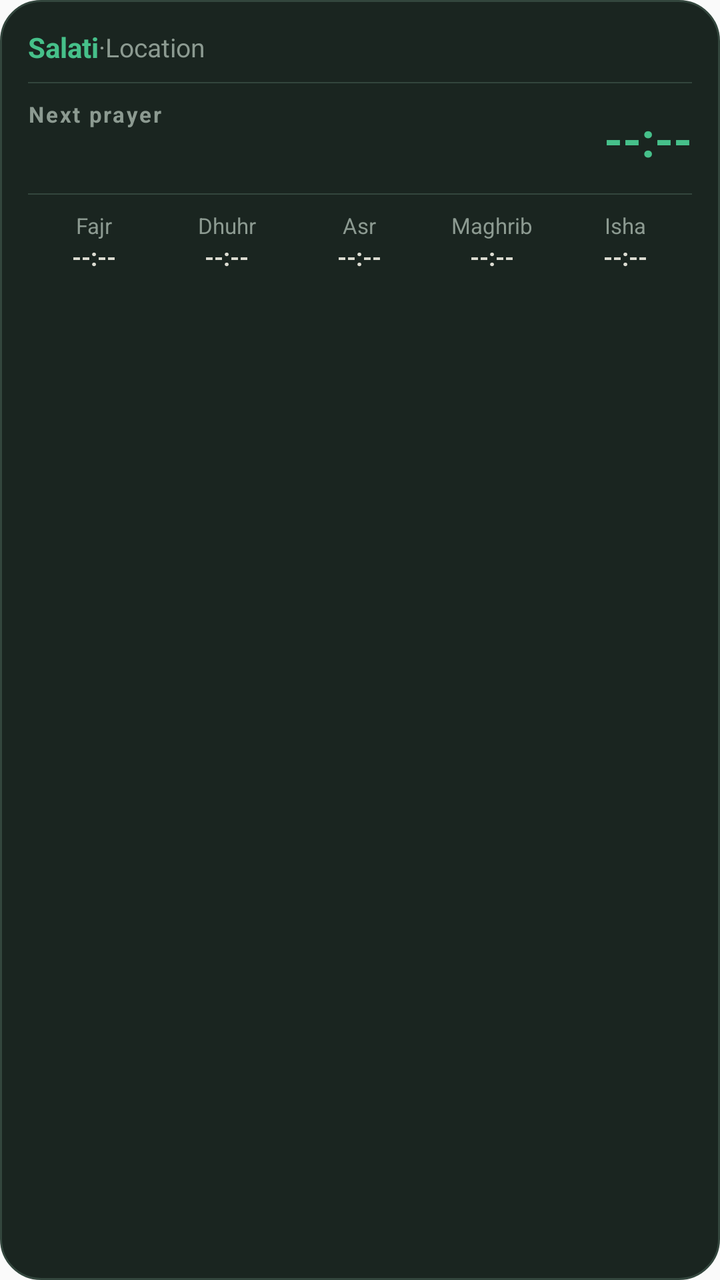
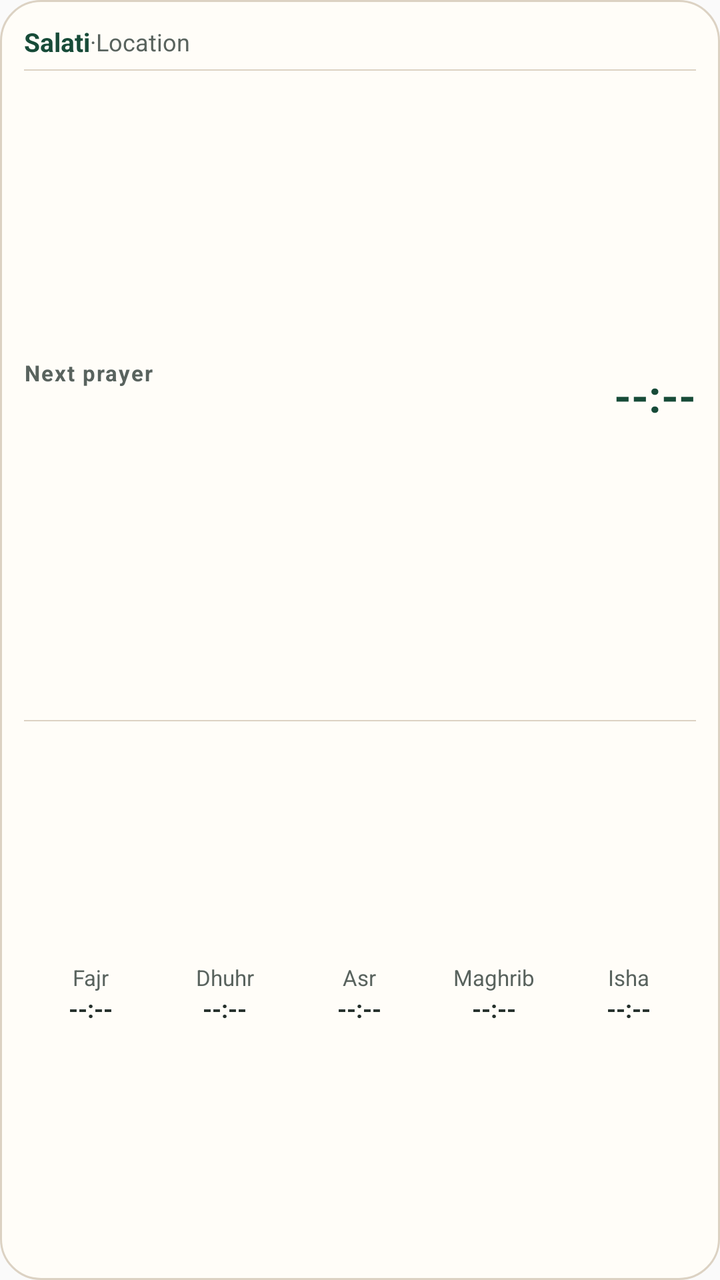

Before-and-after screenshots of an Android layout around one commit, followed by the original layout XML and the change that was made.
<!-- AndroidManifest.xml: application theme Theme.Salati -->
<!-- res/layout/salati_widget_layout.xml -->
<?xml version="1.0" encoding="utf-8"?>
<LinearLayout xmlns:android="http://schemas.android.com/apk/res/android"
    android:id="@+id/widget_root"
    android:layout_width="match_parent"
    android:layout_height="match_parent"
    android:orientation="vertical"
    android:background="@drawable/salati_widget_background"
    android:padding="14dp">

    
    <LinearLayout
        android:layout_width="match_parent"
        android:layout_height="wrap_content"
        android:orientation="horizontal"
        android:gravity="center_vertical">

        <TextView
            android:id="@+id/widget_app_title"
            android:layout_width="wrap_content"
            android:layout_height="wrap_content"
            android:text="@string/app_name"
            android:textColor="@color/salati_widget_accent"
            android:textStyle="bold"
            android:textSize="14sp" />

        <TextView
            android:layout_width="wrap_content"
            android:layout_height="wrap_content"
            android:text="@string/widget_dot"
            android:textColor="@color/salati_widget_on_surface_variant"
            android:textSize="13sp" />

        <TextView
            android:id="@+id/widget_location"
            android:layout_width="0dp"
            android:layout_height="wrap_content"
            android:layout_weight="1"
            android:text="@string/widget_location_placeholder"
            android:textColor="@color/salati_widget_on_surface_variant"
            android:textSize="13sp"
            android:maxLines="1"
            android:ellipsize="end" />

        <TextView
            android:id="@+id/widget_hijri_date"
            android:layout_width="wrap_content"
            android:layout_height="wrap_content"
            android:text=""
            android:textColor="@color/salati_widget_on_surface_variant"
            android:textSize="12sp" />
    </LinearLayout>

    <ImageView
        android:layout_width="match_parent"
        android:layout_height="0.5dp"
        android:background="@color/salati_widget_outline"
        android:layout_marginTop="8dp"
        android:layout_marginBottom="8dp"
        android:contentDescription="@null" />

    
    <LinearLayout
        android:layout_width="match_parent"
        android:layout_height="wrap_content"
        android:orientation="horizontal"
        android:gravity="center_vertical">

        <LinearLayout
            android:layout_width="0dp"
            android:layout_height="wrap_content"
            android:layout_weight="1"
            android:orientation="vertical">

            <TextView
                android:layout_width="wrap_content"
                android:layout_height="wrap_content"
                android:text="@string/widget_next_prayer"
                android:textColor="@color/salati_widget_on_surface_variant"
                android:textSize="11sp"
                android:textStyle="bold"
                android:letterSpacing="0.08" />

            <TextView
                android:id="@+id/widget_next_prayer_name"
                android:layout_width="wrap_content"
                android:layout_height="wrap_content"
                android:text=""
                android:textColor="@color/salati_widget_on_surface"
                android:textSize="18sp"
                android:textStyle="bold" />
        </LinearLayout>

        <TextView
            android:id="@+id/widget_next_prayer_time"
            android:layout_width="wrap_content"
            android:layout_height="wrap_content"
            android:text="@string/widget_placeholder_time"
            android:textColor="@color/salati_widget_accent"
            android:textSize="24sp"
            android:textStyle="bold" />
    </LinearLayout>

    <ImageView
        android:layout_width="match_parent"
        android:layout_height="0.5dp"
        android:background="@color/salati_widget_outline"
        android:layout_marginTop="8dp"
        android:layout_marginBottom="8dp"
        android:contentDescription="@null" />

    
    <LinearLayout
        android:layout_width="match_parent"
        android:layout_height="wrap_content"
        android:orientation="horizontal"
        android:gravity="center_vertical"
        android:weightSum="5">

        
        <LinearLayout
            android:layout_width="0dp"
            android:layout_height="wrap_content"
            android:layout_weight="1"
            android:orientation="vertical"
            android:gravity="center_horizontal">
            <TextView
                android:layout_width="wrap_content"
                android:layout_height="wrap_content"
                android:text="@string/prayer_fajr"
                android:textColor="@color/salati_widget_on_surface_variant"
                android:textSize="11sp" />
            <TextView
                android:id="@+id/widget_time_fajr"
                android:layout_width="wrap_content"
                android:layout_height="wrap_content"
                android:text="@string/widget_placeholder_time"
                android:textColor="@color/salati_widget_on_surface"
                android:textSize="12sp"
                android:textStyle="bold" />
        </LinearLayout>

        
        <LinearLayout
            android:layout_width="0dp"
            android:layout_height="wrap_content"
            android:layout_weight="1"
            android:orientation="vertical"
            android:gravity="center_horizontal">
            <TextView
                android:layout_width="wrap_content"
                android:layout_height="wrap_content"
                android:text="@string/prayer_dhuhr"
                android:textColor="@color/salati_widget_on_surface_variant"
                android:textSize="11sp" />
            <TextView
                android:id="@+id/widget_time_dhuhr"
                android:layout_width="wrap_content"
                android:layout_height="wrap_content"
                android:text="@string/widget_placeholder_time"
                android:textColor="@color/salati_widget_on_surface"
                android:textSize="12sp"
                android:textStyle="bold" />
        </LinearLayout>

        
        <LinearLayout
            android:layout_width="0dp"
            android:layout_height="wrap_content"
            android:layout_weight="1"
            android:orientation="vertical"
            android:gravity="center_horizontal">
            <TextView
                android:layout_width="wrap_content"
                android:layout_height="wrap_content"
                android:text="@string/prayer_asr"
                android:textColor="@color/salati_widget_on_surface_variant"
                android:textSize="11sp" />
            <TextView
                android:id="@+id/widget_time_asr"
                android:layout_width="wrap_content"
                android:layout_height="wrap_content"
                android:text="@string/widget_placeholder_time"
                android:textColor="@color/salati_widget_on_surface"
                android:textSize="12sp"
                android:textStyle="bold" />
        </LinearLayout>

        
        <LinearLayout
            android:layout_width="0dp"
            android:layout_height="wrap_content"
            android:layout_weight="1"
            android:orientation="vertical"
            android:gravity="center_horizontal">
            <TextView
                android:layout_width="wrap_content"
                android:layout_height="wrap_content"
                android:text="@string/prayer_maghrib"
                android:textColor="@color/salati_widget_on_surface_variant"
                android:textSize="11sp" />
            <TextView
                android:id="@+id/widget_time_maghrib"
                android:layout_width="wrap_content"
                android:layout_height="wrap_content"
                android:text="@string/widget_placeholder_time"
                android:textColor="@color/salati_widget_on_surface"
                android:textSize="12sp"
                android:textStyle="bold" />
        </LinearLayout>

        
        <LinearLayout
            android:layout_width="0dp"
            android:layout_height="wrap_content"
            android:layout_weight="1"
            android:orientation="vertical"
            android:gravity="center_horizontal">
            <TextView
                android:layout_width="wrap_content"
                android:layout_height="wrap_content"
                android:text="@string/prayer_isha"
                android:textColor="@color/salati_widget_on_surface_variant"
                android:textSize="11sp" />
            <TextView
                android:id="@+id/widget_time_isha"
                android:layout_width="wrap_content"
                android:layout_height="wrap_content"
                android:text="@string/widget_placeholder_time"
                android:textColor="@color/salati_widget_on_surface"
                android:textSize="12sp"
                android:textStyle="bold" />
        </LinearLayout>
    </LinearLayout>
</LinearLayout>
<!-- resources referenced by this layout -->
<resources>
  <color name="salati_widget_accent">#46C08A</color>
  <color name="salati_widget_on_surface">#DCDCD2</color>
  <color name="salati_widget_on_surface_variant">#8C9A91</color>
  <color name="salati_widget_outline">#33463D</color>
  <!-- drawable salati_widget_background (drawable) -->
  <?xml version="1.0" encoding="utf-8"?>
  <shape xmlns:android="http://schemas.android.com/apk/res/android"
      android:shape="rectangle">
      <corners android:radius="20dp" />
      <solid android:color="@color/salati_widget_surface" />
      <stroke android:width="1dp" android:color="@color/salati_widget_outline" />
  </shape>
  <string name="app_name">Salati</string>
  <string name="prayer_asr">Asr</string>
  <string name="prayer_dhuhr">Dhuhr</string>
  <string name="prayer_fajr">Fajr</string>
  <string name="prayer_isha">Isha</string>
  <string name="prayer_maghrib">Maghrib</string>
  <string name="widget_dot"> · </string>
  <string name="widget_location_placeholder">Location</string>
  <string name="widget_next_prayer">Next prayer</string>
  <string name="widget_placeholder_time">--:--</string>
  <style name="Theme.Salati" parent="android:Theme.Material.Light.NoActionBar">
          <item name="android:statusBarColor">@android:color/transparent</item>
          <item name="android:navigationBarColor">@android:color/transparent</item>
          <item name="android:windowLightStatusBar">true</item>
          <item name="android:windowLightNavigationBar" tools:targetApi="27">true</item>
      </style>
  <color name="salati_widget_surface">#1A2520</color>
</resources>

<!-- the commit's change to res/layout/salati_widget_layout.xml (unified diff, before → after) -->
@@ -1,11 +1,11 @@
-<?xml version="1.0" encoding="utf-8"?>
+﻿<?xml version="1.0" encoding="utf-8"?>
 <LinearLayout xmlns:android="http://schemas.android.com/apk/res/android"
     android:id="@+id/widget_root"
     android:layout_width="match_parent"
     android:layout_height="match_parent"
     android:orientation="vertical"
     android:background="@drawable/salati_widget_background"
-    android:padding="14dp">
+    android:padding="12dp">
 
     
     <LinearLayout
@@ -21,14 +21,14 @@
             android:text="@string/app_name"
             android:textColor="@color/salati_widget_accent"
             android:textStyle="bold"
-            android:textSize="14sp" />
+            android:textSize="13sp" />
 
         <TextView
             android:layout_width="wrap_content"
             android:layout_height="wrap_content"
             android:text="@string/widget_dot"
             android:textColor="@color/salati_widget_on_surface_variant"
-            android:textSize="13sp" />
+            android:textSize="12sp" />
 
         <TextView
             android:id="@+id/widget_location"
@@ -37,7 +37,7 @@
             android:layout_weight="1"
             android:text="@string/widget_location_placeholder"
             android:textColor="@color/salati_widget_on_surface_variant"
-            android:textSize="13sp"
+            android:textSize="12sp"
             android:maxLines="1"
             android:ellipsize="end" />
 
@@ -47,21 +47,22 @@
             android:layout_height="wrap_content"
             android:text=""
             android:textColor="@color/salati_widget_on_surface_variant"
-            android:textSize="12sp" />
+            android:textSize="11sp" />
     </LinearLayout>
 
     <ImageView
         android:layout_width="match_parent"
         android:layout_height="0.5dp"
         android:background="@color/salati_widget_outline"
-        android:layout_marginTop="8dp"
-        android:layout_marginBottom="8dp"
+        android:layout_marginTop="5dp"
+        android:layout_marginBottom="5dp"
         android:contentDescription="@null" />
 
     
     <LinearLayout
         android:layout_width="match_parent"
         android:layout_height="wrap_content"
+        android:layout_weight="1.2"
         android:orientation="horizontal"
         android:gravity="center_vertical">
 
@@ -78,7 +79,7 @@
                 android:textColor="@color/salati_widget_on_surface_variant"
                 android:textSize="11sp"
                 android:textStyle="bold"
-                android:letterSpacing="0.08" />
+                android:letterSpacing="0.06" />
 
             <TextView
                 android:id="@+id/widget_next_prayer_name"
@@ -86,7 +87,7 @@
                 android:layout_height="wrap_content"
                 android:text=""
                 android:textColor="@color/salati_widget_on_surface"
-                android:textSize="18sp"
+                android:textSize="17sp"
                 android:textStyle="bold" />
         </LinearLayout>
 
@@ -96,7 +97,7 @@
             android:layout_height="wrap_content"
             android:text="@string/widget_placeholder_time"
             android:textColor="@color/salati_widget_accent"
-            android:textSize="24sp"
+            android:textSize="22sp"
             android:textStyle="bold" />
     </LinearLayout>
 
@@ -104,14 +105,15 @@
         android:layout_width="match_parent"
         android:layout_height="0.5dp"
         android:background="@color/salati_widget_outline"
-        android:layout_marginTop="8dp"
-        android:layout_marginBottom="8dp"
+        android:layout_marginTop="5dp"
+        android:layout_marginBottom="5dp"
         android:contentDescription="@null" />
 
     
     <LinearLayout
         android:layout_width="match_parent"
         android:layout_height="wrap_content"
+        android:layout_weight="1.0"
         android:orientation="horizontal"
         android:gravity="center_vertical"
         android:weightSum="5">
@@ -122,7 +124,7 @@
             android:layout_height="wrap_content"
             android:layout_weight="1"
             android:orientation="vertical"
-            android:gravity="center_horizontal">
+            android:gravity="center">
             <TextView
                 android:layout_width="wrap_content"
                 android:layout_height="wrap_content"
@@ -145,7 +147,7 @@
             android:layout_height="wrap_content"
             android:layout_weight="1"
             android:orientation="vertical"
-            android:gravity="center_horizontal">
+            android:gravity="center">
             <TextView
                 android:layout_width="wrap_content"
                 android:layout_height="wrap_content"
@@ -168,7 +170,7 @@
             android:layout_height="wrap_content"
             android:layout_weight="1"
             android:orientation="vertical"
-            android:gravity="center_horizontal">
+            android:gravity="center">
             <TextView
                 android:layout_width="wrap_content"
                 android:layout_height="wrap_content"
@@ -191,7 +193,7 @@
             android:layout_height="wrap_content"
             android:layout_weight="1"
             android:orientation="vertical"
-            android:gravity="center_horizontal">
+            android:gravity="center">
             <TextView
                 android:layout_width="wrap_content"
                 android:layout_height="wrap_content"
@@ -214,7 +216,7 @@
             android:layout_height="wrap_content"
             android:layout_weight="1"
             android:orientation="vertical"
-            android:gravity="center_horizontal">
+            android:gravity="center">
             <TextView
                 android:layout_width="wrap_content"
                 android:layout_height="wrap_content"
<!-- resource entries referenced after the edit -->
@@ -1,9 +1,9 @@
 <!-- resources referenced by this layout -->
 <resources>
-  <color name="salati_widget_accent">#46C08A</color>
-  <color name="salati_widget_on_surface">#DCDCD2</color>
-  <color name="salati_widget_on_surface_variant">#8C9A91</color>
-  <color name="salati_widget_outline">#33463D</color>
+  <color name="salati_widget_accent">#174B38</color>
+  <color name="salati_widget_on_surface">#26312C</color>
+  <color name="salati_widget_on_surface_variant">#59635E</color>
+  <color name="salati_widget_outline">#DCD2C3</color>
   <!-- drawable salati_widget_background (drawable) -->
   <?xml version="1.0" encoding="utf-8"?>
   <shape xmlns:android="http://schemas.android.com/apk/res/android"
@@ -28,6 +28,6 @@
           <item name="android:windowLightStatusBar">true</item>
           <item name="android:windowLightNavigationBar" tools:targetApi="27">true</item>
       </style>
-  <color name="salati_widget_surface">#1A2520</color>
+  <color name="salati_widget_surface">#FFFDF8</color>
 </resources>
 
